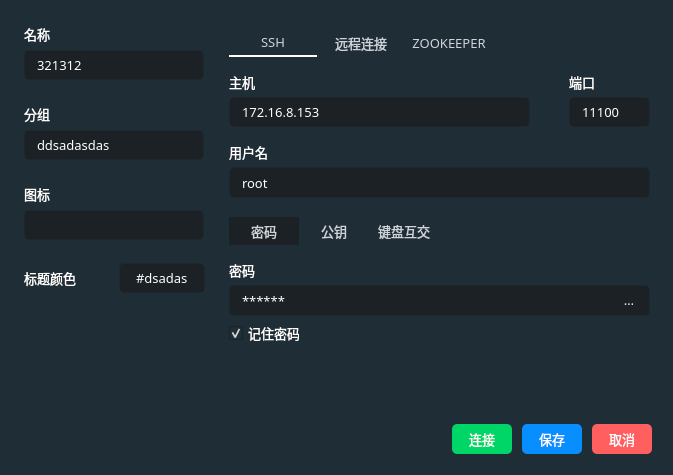
HuaGouFdog/Fdog-Kit, file createconnect.ui: the form before one commit.
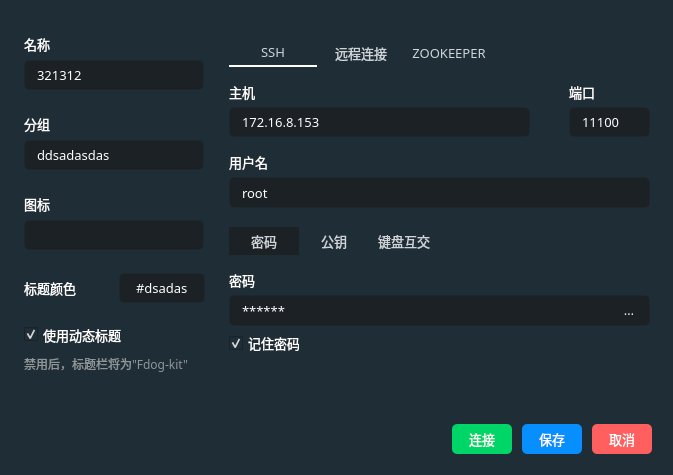
The form after the commit. Icons and pictures are not drawn.

The edit to the form file:
```diff
--- a/createconnect.ui
+++ b/createconnect.ui
@@ -769,7 +769,7 @@
      <x>0</x>
      <y>0</y>
      <width>681</width>
-     <height>391</height>
+     <height>410</height>
     </rect>
    </property>
    <layout class="QHBoxLayout" name="horizontalLayout_6">
@@ -780,7 +780,7 @@
      <number>15</number>
     </property>
     <property name="topMargin">
-     <number>20</number>
+     <number>30</number>
     </property>
     <property name="rightMargin">
      <number>15</number>
@@ -1204,6 +1204,90 @@
          </layout>
         </widget>
        </item>
+       <item>
+        <widget class="QWidget" name="horizontalWidget_3" native="true">
+         <property name="minimumSize">
+          <size>
+           <width>200</width>
+           <height>50</height>
+          </size>
+         </property>
+         <property name="maximumSize">
+          <size>
+           <width>200</width>
+           <height>50</height>
+          </size>
+         </property>
+         <layout class="QVBoxLayout" name="verticalLayout_6">
+          <property name="spacing">
+           <number>5</number>
+          </property>
+          <property name="leftMargin">
+           <number>0</number>
+          </property>
+          <property name="topMargin">
+           <number>0</number>
+          </property>
+          <property name="rightMargin">
+           <number>0</number>
+          </property>
+          <property name="bottomMargin">
+           <number>0</number>
+          </property>
+          <item>
+           <widget class="QCheckBox" name="checkBox_3">
+            <property name="font">
+             <font>
+              <family>OPPOSans B</family>
+              <pointsize>10</pointsize>
+              <stylestrategy>PreferAntialias</stylestrategy>
+             </font>
+            </property>
+            <property name="contextMenuPolicy">
+             <enum>Qt::DefaultContextMenu</enum>
+            </property>
+            <property name="text">
+             <string>使用动态标题</string>
+            </property>
+            <property name="checked">
+             <bool>true</bool>
+            </property>
+            <property name="tristate">
+             <bool>false</bool>
+            </property>
+           </widget>
+          </item>
+          <item>
+           <widget class="QLabel" name="label_zk_port_7">
+            <property name="minimumSize">
+             <size>
+              <width>100</width>
+              <height>25</height>
+             </size>
+            </property>
+            <property name="maximumSize">
+             <size>
+              <width>180</width>
+              <height>16777215</height>
+             </size>
+            </property>
+            <property name="font">
+             <font>
+              <family>OPPOSans B</family>
+              <pointsize>9</pointsize>
+             </font>
+            </property>
+            <property name="styleSheet">
+             <string notr="true">color: rgba(223, 223, 223, 150);</string>
+            </property>
+            <property name="text">
+             <string>禁用后，标题栏将为&quot;Fdog-kit&quot;</string>
+            </property>
+           </widget>
+          </item>
+         </layout>
+        </widget>
+       </item>
        <item>
         <spacer name="verticalSpacer">
          <property name="orientation">
```
Left out of the diff: 50 changed lines with no effect on the pictures.
